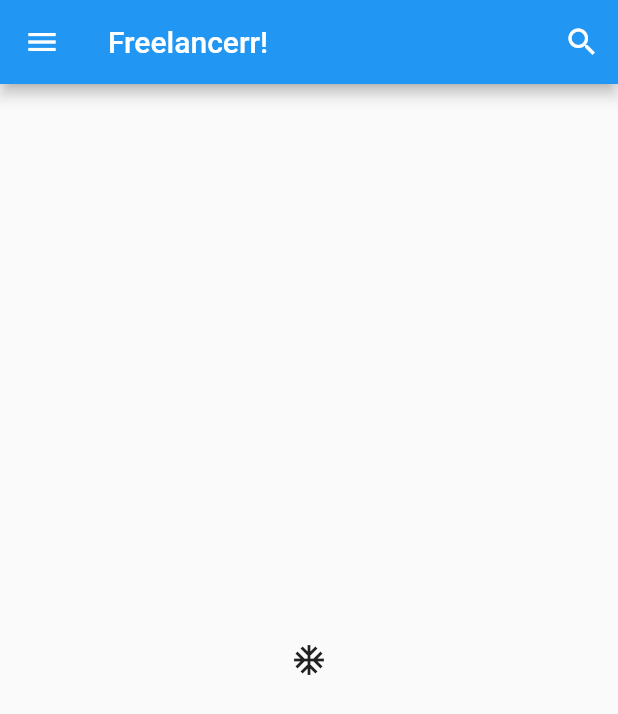
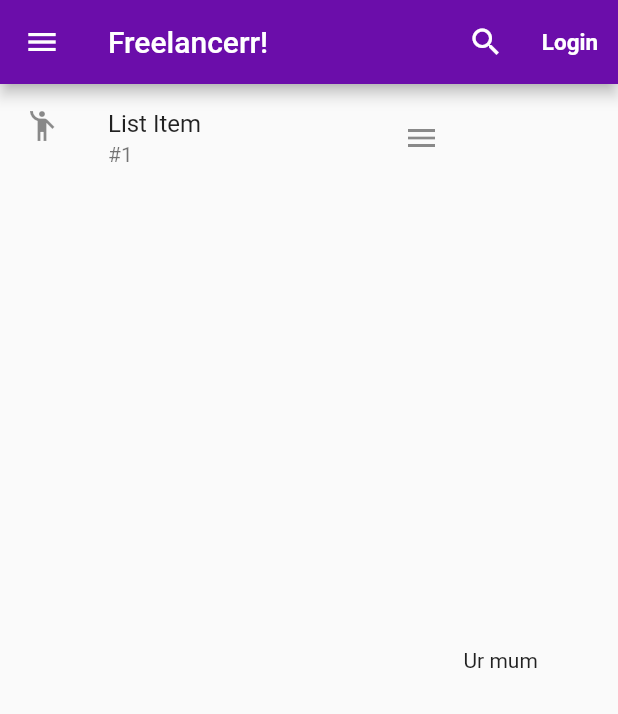
Before and after one commit to Atmosphery/FreelancerrProject, a Flutter app: the screen it shows after launch, on a phone screen of 412 x 824 dp. Shown: the top 714 px of the screen. Run offline on Flutter 3.47's test engine with Material 2 defaults, Android fonts, the phone set to English and light mode, and no system bars; our stand-ins replace go_router.

Commit message:
Update main.dart

```diff
--- a/Frontend/freelancerr_frontend/lib/main.dart
+++ b/Frontend/freelancerr_frontend/lib/main.dart
@@ -37,18 +37,28 @@ class _HomePageState extends State<HomePage> {
   Widget build(BuildContext context) {
     return Scaffold(
       appBar: CustomAppBar(title: _AppTitle),
-      drawer: const CustomDrawerWidget(header: _AppTitle,),
-      body: Center(
-        child: IconButton(
-          icon: const Icon(Icons.ac_unit_outlined),
-          onPressed: () {
-            Navigator.push(context,
-              MaterialPageRoute(builder: (context) {
-                return VendorAndServiceScreen();
-              }));
-          }),
+      drawer: const CustomDrawerWidget(
+        header: _AppTitle,
       ),
-
+      body: Row(
+        children: <Widget>[
+          Expanded(
+            flex: 3,
+            child: ListView(children: [
+              ListTile(
+                leading: Icon(Icons.emoji_people),
+                title: Text("List Item"),
+                subtitle: Text("#1"),
+                trailing: Icon(Icons.menu),
+              ),
+            ]),
+          ),
+          Expanded(
+            flex: 1,
+            child: Text("Ur mum"),
+          )
+        ],
+      ),
     );
   }
 }
@@ -62,7 +72,7 @@ class LoginScreen extends StatelessWidget {
       appBar: CustomAppBar(title: _AppTitle),
       body: Center(
         child: TextButton(
-          child: Text('Pop!'),
+          child: const Text('Login Page'),
           onPressed: () {
             Navigator.pop(context);
           },
@@ -73,6 +83,8 @@ class LoginScreen extends StatelessWidget {
 }
 
 class VendorAndServiceScreen extends StatelessWidget {
+  const VendorAndServiceScreen({Key? key}) : super(key: key);
+
   @override
   Widget build(BuildContext context) {
     return Scaffold(
@@ -125,7 +137,7 @@ class _CustomDrawerWidgetState extends State<CustomDrawerWidget> {
                   onPressed: () {
                     Navigator.push(context,
                         MaterialPageRoute(builder: (context) {
-                      return VendorAndServiceScreen();
+                      return const VendorAndServiceScreen();
                     }));
                   })),
           const ListTile(
@@ -168,7 +180,10 @@ class CustomAppBar extends StatefulWidget with PreferredSizeWidget {
 class _CustomAppBarState extends State<CustomAppBar> {
   @override
   Widget build(BuildContext context) {
-    return AppBar(title: Text(widget.title), actions: [
+    return AppBar(
+        backgroundColor: Color.fromARGB(255, 107, 13, 170),
+        title: Text(widget.title),
+        actions: [
           IconButton(
             onPressed: () {
               // method to show the search bar
@@ -178,7 +193,18 @@ class _CustomAppBarState extends State<CustomAppBar> {
                   delegate: CustomSearchDelegate());
             },
             icon: const Icon(Icons.search),
-      )
+          ),
+          TextButton(
+              child: const Text('Login',
+                  style: TextStyle(
+                      fontSize: 15,
+                      fontWeight: FontWeight.bold,
+                      color: Color.fromARGB(255, 255, 255, 255))),
+              onPressed: () {
+                Navigator.push(context, MaterialPageRoute(builder: (context) {
+                  return const LoginScreen();
+                }));
+              })
         ]);
   }
 }
```
Lines whose indentation alone changed are shown as unchanged.
